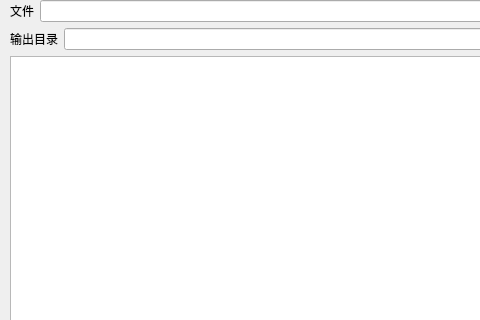
Above: mainwindow.ui from Edge2020/Pic2HpGii before the change; both pictures show x 0 to 480 and y 0 to 320 of the 800 by 600 pixel window. Below: the same form after it.
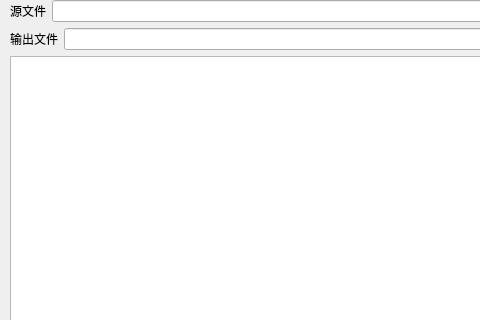
That is the form after the change.

Diff of the .ui file:
```diff
--- a/mainwindow.ui
+++ b/mainwindow.ui
@@ -26,7 +26,7 @@
    <string>MainWindow</string>
   </property>
   <widget class="QWidget" name="centralwidget">
-   <widget class="QWidget" name="">
+   <widget class="QWidget" name="layoutWidget">
     <property name="geometry">
      <rect>
       <x>10</x>
@@ -43,7 +43,7 @@
          <item>
           <widget class="QLabel" name="label">
            <property name="text">
-            <string>文件</string>
+            <string>源文件</string>
            </property>
           </widget>
          </item>
@@ -57,7 +57,7 @@
          <item>
           <widget class="QLabel" name="label_2">
            <property name="text">
-            <string>输出目录</string>
+            <string>输出文件</string>
            </property>
           </widget>
          </item>
```
Left out of the diff: 6 changed lines with no effect on the pictures.
